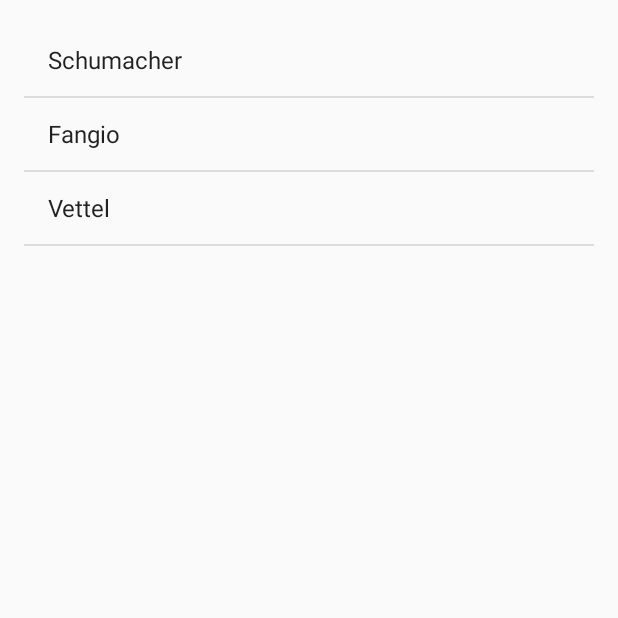
After one commit to abondar24/AndroidApps, an Android app: the FragmentsActivity screen opened directly, with no data from a screen before it, on a phone screen of 412 x 824 dp, the top half of it. The commit adds this screen. Run offline under Robolectric (Android 15) with nearby library versions, the phone set to English and light mode, and no system bars.

Commit message:
fragment demo(works horizontally only)

```diff
--- a/UIBasicsDemo/app/src/main/java/org/abondar/experimental/uibasicsdemo/MainActivity.java
+++ b/UIBasicsDemo/app/src/main/java/org/abondar/experimental/uibasicsdemo/MainActivity.java
@@ -8,6 +8,7 @@ import android.view.*;
 import android.widget.Button;
 import android.widget.ImageButton;
 import android.widget.TextView;
+import org.abondar.experimental.uibasicsdemo.fragments.FragmentsActivity;
 
 public class MainActivity extends AppCompatActivity implements View.OnClickListener {
 
@@ -70,14 +71,15 @@ public class MainActivity extends AppCompatActivity implements View.OnClickListe
     @Override
     public void onCreateContextMenu(ContextMenu menu, View v, ContextMenu.ContextMenuInfo menuInfo) {
         menu.setHeaderTitle("Sample context menu");
-        menu.add(200,200,200 ,"Action bars");
+        menu.add(200,200,200 ,"Fragments");
 
         super.onCreateContextMenu(menu, v, menuInfo);
     }
 
     @Override
     public boolean onContextItemSelected(MenuItem item) {
-        Log.v("salo","salo");
+        Intent intent = new Intent(this, FragmentsActivity.class);
+        startActivity(intent);
         return true;
     }
 }
--- /dev/null
+++ b/UIBasicsDemo/app/src/main/java/org/abondar/experimental/uibasicsdemo/fragments/FragmentsActivity.java
@@ -0,0 +1,53 @@
+package org.abondar.experimental.uibasicsdemo.fragments;
+
+import android.app.FragmentTransaction;
+import android.content.Intent;
+import android.content.res.Configuration;
+import android.support.v4.app.FragmentActivity;
+import android.support.v7.app.AppCompatActivity;
+import android.os.Bundle;
+import android.util.Log;
+import org.abondar.experimental.uibasicsdemo.R;
+
+
+public class FragmentsActivity extends FragmentActivity {
+
+    public static String TAG = "Fragment demo";
+
+    @Override
+    protected void onCreate(Bundle savedInstanceState) {
+        super.onCreate(savedInstanceState);
+        setContentView(R.layout.activity_fragments);
+    }
+
+
+    public boolean isMultiPane() {
+        return getResources().getConfiguration().orientation == Configuration.ORIENTATION_LANDSCAPE;
+    }
+
+    public void showDetails(int index) {
+        Log.v(TAG, "showDetails(" + index + ")");
+
+        if (isMultiPane()) {
+            DetailsFragment details = (DetailsFragment) getFragmentManager().findFragmentById(R.id.details);
+
+            if ((details == null) || (details.getShowIndex() != index)) {
+                //Show selection on another fragment
+                details = DetailsFragment.newInstance(index);
+
+                //Do replacement
+                Log.v(TAG,"about to run FragmentTransaction...");
+                FragmentTransaction ft = getFragmentManager().beginTransaction();
+                ft.setTransition(FragmentTransaction.TRANSIT_FRAGMENT_FADE);
+                ft.replace(R.id.details, details);
+                ft.commit();
+            }
+        } else {
+           // Otherwise launch a new activity to display fragment with selected text
+            Intent intent = new Intent();
+            intent.setClass(this, DetailsActivity.class);
+            intent.putExtra("index",index);
+            startActivity(intent);
+        }
+    }
+}
--- /dev/null
+++ b/UIBasicsDemo/app/src/main/java/org/abondar/experimental/uibasicsdemo/fragments/TitlesFragment.java
@@ -0,0 +1,74 @@
+package org.abondar.experimental.uibasicsdemo.fragments;
+
+import android.app.Activity;
+import android.app.ListFragment;
+import android.os.Bundle;
+import android.util.Log;
+import android.view.View;
+import android.widget.ArrayAdapter;
+import android.widget.ListView;
+
+/**
+ * Created by abondar on 12/3/16.
+ */
+public class TitlesFragment extends ListFragment {
+    private FragmentsActivity fragmentsActivity = null;
+
+    int curCheckPos = 0;
+
+    @Override
+    public void onAttach(Activity fragmentsActivity) {
+        Log.v(FragmentsActivity.TAG, "TitlesFragment onAttach; activity id" + fragmentsActivity);
+        super.onAttach(fragmentsActivity);
+        this.fragmentsActivity = (FragmentsActivity) fragmentsActivity;
+    }
+
+
+    @Override
+    public void onActivityCreated(Bundle savedInstanceState) {
+        Log.v(FragmentsActivity.TAG, "TitlesFragment onActivityCreated, savedState contains:");
+        if (savedInstanceState != null) {
+            for (String key : savedInstanceState.keySet()) {
+                Log.v(FragmentsActivity.TAG, "   " + key);
+            }
+        } else {
+            Log.v(FragmentsActivity.TAG, "  savedInstanceState is null");
+        }
+        super.onActivityCreated(savedInstanceState);
+
+
+        //Populate list with titles
+        setListAdapter(new ArrayAdapter<String>(getActivity(), android.R.layout.simple_list_item_1, Champions.CHAMPS));
+
+        if (savedInstanceState != null) {
+            curCheckPos = savedInstanceState.getInt("curChoice", 0);
+        }
+
+        ListView lv = getListView();
+        lv.setChoiceMode(ListView.CHOICE_MODE_SINGLE);
+        lv.setSelection(curCheckPos);
+
+        fragmentsActivity.showDetails(curCheckPos);
+    }
+
+    @Override
+    public void onSaveInstanceState(Bundle outState) {
+        Log.v(FragmentsActivity.TAG, "TitleSFragment onSaveInstanceState");
+        super.onSaveInstanceState(outState);
+        outState.putInt("curChoice", curCheckPos);
+    }
+
+    @Override
+    public void onListItemClick(ListView l, View v, int position, long id) {
+        Log.v(FragmentsActivity.TAG, "TitlesFragment onListItemClick. pos =" + position);
+        fragmentsActivity.showDetails(position);
+        curCheckPos = position;
+    }
+
+    @Override
+    public void onDetach() {
+        Log.v(FragmentsActivity.TAG, "Titles Fragment onDetach");
+        super.onDetach();
+        fragmentsActivity = null;
+    }
+}
--- /dev/null
+++ b/UIBasicsDemo/app/src/main/res/layout/activity_fragments.xml
@@ -0,0 +1,50 @@
+<?xml version="1.0" encoding="utf-8"?>
+<RelativeLayout
+    xmlns:android="http://schemas.android.com/apk/res/android"
+    xmlns:tools="http://schemas.android.com/tools"
+    android:id="@+id/activity_fragments"
+    android:layout_width="match_parent"
+    android:layout_height="match_parent"
+    android:paddingLeft="@dimen/activity_horizontal_margin"
+    android:paddingRight="@dimen/activity_horizontal_margin"
+    android:paddingTop="@dimen/activity_vertical_margin"
+    android:paddingBottom="@dimen/activity_vertical_margin"
+    tools:context="org.abondar.experimental.uibasicsdemo.fragments.FragmentsActivity">
+
+
+
+    <LinearLayout
+            android:layout_width="match_parent"
+            android:layout_height="match_parent"
+
+
+    >
+        <!--<fragment-->
+                <!--class="org.abondar.experimental.uibasicsdemo.fragments.TitlesFragment"-->
+                <!--android:layout_width="0px"-->
+                <!--android:layout_height="match_parent"-->
+                <!--android:id="@+id/titles"-->
+                <!--android:layout_weight="1"-->
+                <!--/>-->
+
+        <!--replace for portratait and cooment frameLayout-->
+        <fragment
+                class="org.abondar.experimental.uibasicsdemo.fragments.TitlesFragment"
+                android:layout_width="match_parent"
+                android:layout_height="match_parent"
+                android:id="@+id/titles"
+                android:layout_weight="1"
+        />
+
+
+        <!--<FrameLayout-->
+                <!--android:id="@+id/details"-->
+                <!--android:layout_width="0px"-->
+                <!--android:layout_height="match_parent"-->
+                <!--android:layout_weight="2"-->
+        <!--/>-->
+
+
+
+    </LinearLayout>
+</RelativeLayout>
```
Also changed, not shown: UIBasicsDemo/app/src/main/AndroidManifest.xml (+9 -0 lines), UIBasicsDemo/app/src/main/java/org/abondar/experimental/uibasicsdemo/fragments/Champions.java (added, +20 -0 lines), UIBasicsDemo/app/src/main/java/org/abondar/experimental/uibasicsdemo/fragments/DetailsActivity.java (added, +28 -0 lines), UIBasicsDemo/app/src/main/java/org/abondar/experimental/uibasicsdemo/fragments/DetailsFragment.java (added, +66 -0 lines), UIBasicsDemo/app/src/main/res/layout/details.xml (added, +25 -0 lines).
